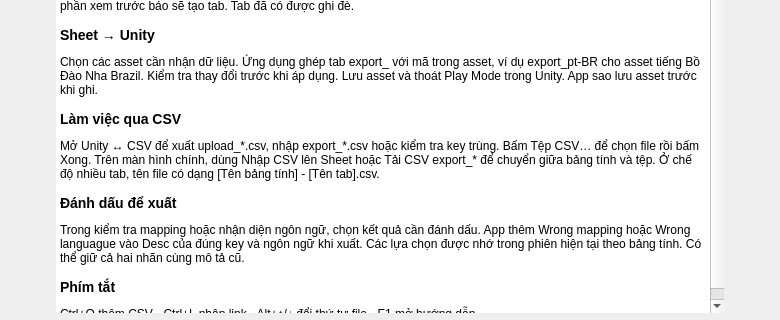
Above: src/import_localize/ui/forms/help_dialog.ui from longnguy3n/Import-Localize before the change; both pictures show x 0 to 780 and y 240 to 560 of the 780 by 713 pixel window. Below: the same form after it.
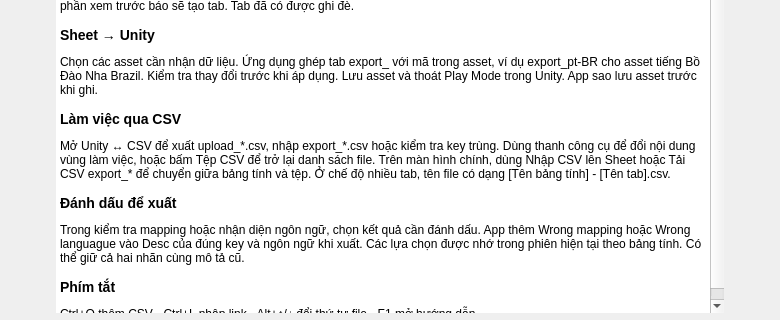
That is the form after the change.

```diff
--- a/src/import_localize/ui/forms/help_dialog.ui
+++ b/src/import_localize/ui/forms/help_dialog.ui
@@ -175,7 +175,7 @@
             </size>
            </property>
            <property name="html">
-            <string>&lt;h3&gt;Chọn bảng tính&lt;/h3&gt;&lt;p&gt;Dán link chia sẻ của bảng tính từ Google Drive hoặc Google Sheets. Kiểm tra tên bảng ngay dưới ô link. Lần đầu, mở Cài đặt → Google Sheets để đăng nhập.&lt;/p&gt;&lt;h3&gt;Unity → Sheet&lt;/h3&gt;&lt;p&gt;Chọn các asset một ngôn ngữ, xem trước từng cặp rồi ghi. Ví dụ asset có mã vi sẽ vào tab upload_vi. Nếu tab còn thiếu, phần xem trước báo sẽ tạo tab. Tab đã có được ghi đè.&lt;/p&gt;&lt;h3&gt;Sheet → Unity&lt;/h3&gt;&lt;p&gt;Chọn các asset cần nhận dữ liệu. Ứng dụng ghép tab export_ với mã trong asset, ví dụ export_pt-BR cho asset tiếng Bồ Đào Nha Brazil. Kiểm tra thay đổi trước khi áp dụng. Lưu asset và thoát Play Mode trong Unity. App sao lưu asset trước khi ghi.&lt;/p&gt;&lt;h3&gt;Làm việc qua CSV&lt;/h3&gt;&lt;p&gt;Mở Unity ↔ CSV để xuất upload_*.csv, nhập export_*.csv hoặc kiểm tra key trùng. Bấm Tệp CSV… để chọn file rồi bấm Xong. Trên màn hình chính, dùng Nhập CSV lên Sheet hoặc Tải CSV export_* để chuyển giữa bảng tính và tệp. Ở chế độ nhiều tab, tên file có dạng [Tên bảng tính] - [Tên tab].csv.&lt;/p&gt;&lt;h3&gt;Đánh dấu để xuất&lt;/h3&gt;&lt;p&gt;Trong kiểm tra mapping hoặc nhận diện ngôn ngữ, chọn kết quả cần đánh dấu. App thêm Wrong mapping hoặc Wrong languague vào Desc của đúng key và ngôn ngữ khi xuất. Các lựa chọn được nhớ trong phiên hiện tại theo bảng tính. Có thể giữ cả hai nhãn cùng mô tả cũ.&lt;/p&gt;&lt;h3&gt;Phím tắt&lt;/h3&gt;&lt;p&gt;Ctrl+O thêm CSV · Ctrl+L nhập link · Alt+↑/↓ đổi thứ tự file · F1 mở hướng dẫn.&lt;/p&gt;</string>
+            <string>&lt;h3&gt;Chọn bảng tính&lt;/h3&gt;&lt;p&gt;Dán link chia sẻ của bảng tính từ Google Drive hoặc Google Sheets. Kiểm tra tên bảng ngay dưới ô link. Lần đầu, mở Cài đặt → Google Sheets để đăng nhập.&lt;/p&gt;&lt;h3&gt;Unity → Sheet&lt;/h3&gt;&lt;p&gt;Chọn các asset một ngôn ngữ, xem trước từng cặp rồi ghi. Ví dụ asset có mã vi sẽ vào tab upload_vi. Nếu tab còn thiếu, phần xem trước báo sẽ tạo tab. Tab đã có được ghi đè.&lt;/p&gt;&lt;h3&gt;Sheet → Unity&lt;/h3&gt;&lt;p&gt;Chọn các asset cần nhận dữ liệu. Ứng dụng ghép tab export_ với mã trong asset, ví dụ export_pt-BR cho asset tiếng Bồ Đào Nha Brazil. Kiểm tra thay đổi trước khi áp dụng. Lưu asset và thoát Play Mode trong Unity. App sao lưu asset trước khi ghi.&lt;/p&gt;&lt;h3&gt;Làm việc qua CSV&lt;/h3&gt;&lt;p&gt;Mở Unity ↔ CSV để xuất upload_*.csv, nhập export_*.csv hoặc kiểm tra key trùng. Dùng thanh công cụ để đổi nội dung vùng làm việc, hoặc bấm Tệp CSV để trở lại danh sách file. Trên màn hình chính, dùng Nhập CSV lên Sheet hoặc Tải CSV export_* để chuyển giữa bảng tính và tệp. Ở chế độ nhiều tab, tên file có dạng [Tên bảng tính] - [Tên tab].csv.&lt;/p&gt;&lt;h3&gt;Đánh dấu để xuất&lt;/h3&gt;&lt;p&gt;Trong kiểm tra mapping hoặc nhận diện ngôn ngữ, chọn kết quả cần đánh dấu. App thêm Wrong mapping hoặc Wrong languague vào Desc của đúng key và ngôn ngữ khi xuất. Các lựa chọn được nhớ trong phiên hiện tại theo bảng tính. Có thể giữ cả hai nhãn cùng mô tả cũ.&lt;/p&gt;&lt;h3&gt;Phím tắt&lt;/h3&gt;&lt;p&gt;Ctrl+O thêm CSV · Ctrl+L nhập link · Alt+↑/↓ đổi thứ tự file · F1 mở hướng dẫn.&lt;/p&gt;</string>
            </property>
            <property name="openExternalLinks">
             <bool>true</bool>
```
